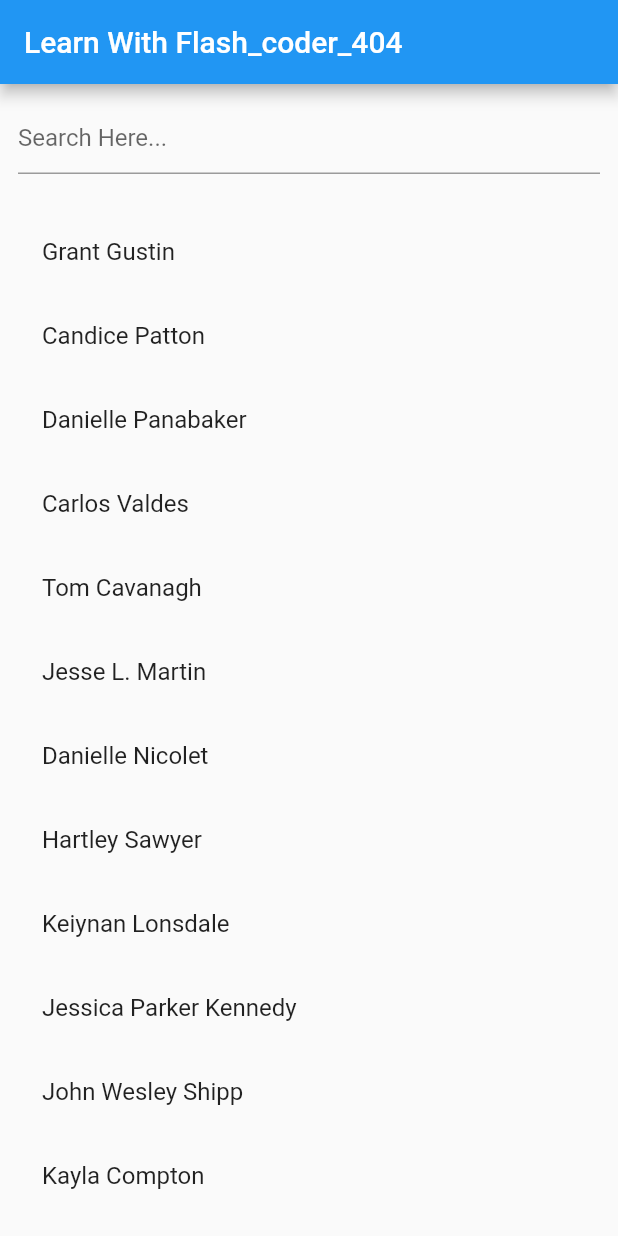
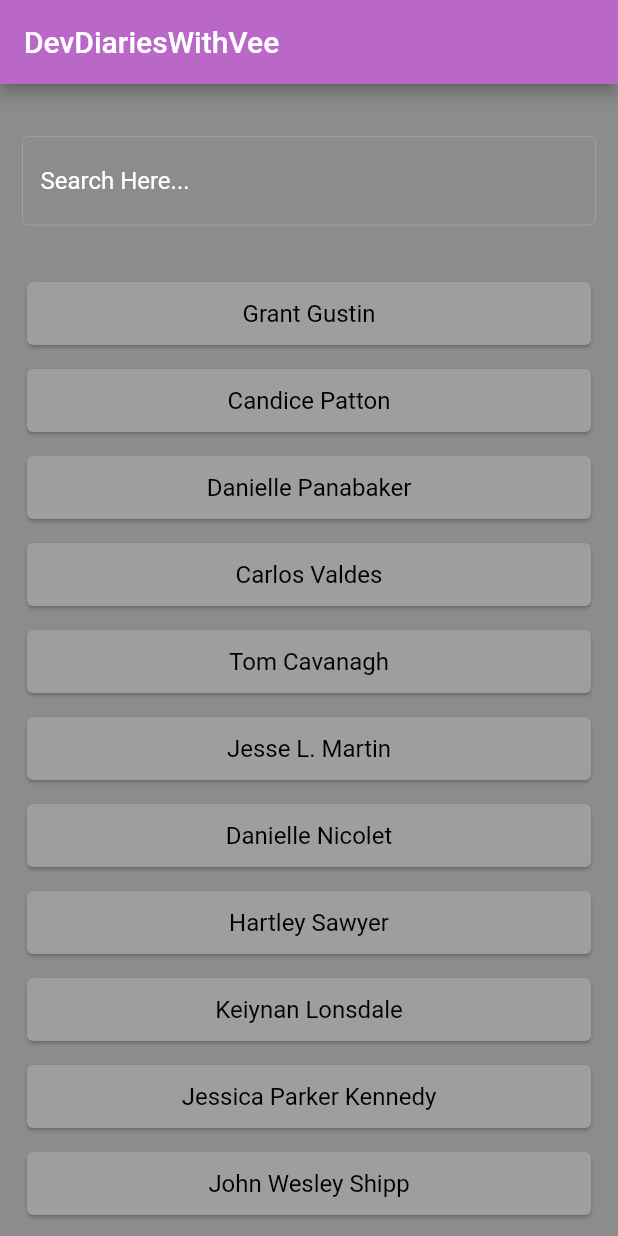
Before and after one commit to vaidehi2701/search_in_list, a Flutter app: the screen it shows after launch, on a phone screen of 412 x 824 dp. Run offline on Flutter 3.47's test engine with Material 2 defaults, Android fonts, the phone set to English and light mode, and no system bars.

Commit message:
Ui Updated

```diff
--- /dev/null
+++ b/lib/data.dart
@@ -0,0 +1,20 @@
+  List<String> characterList = [
+    "Grant Gustin",
+    "Candice Patton",
+    "Danielle Panabaker",
+    "Carlos Valdes",
+    "Tom Cavanagh",
+    "Jesse L. Martin",
+    "Danielle Nicolet",
+    "Hartley Sawyer",
+    "Keiynan Lonsdale",
+    "Jessica Parker Kennedy",
+    "John Wesley Shipp",
+    "Kayla Compton",
+    "Patrick Sabongui",
+    "Rick Cosnett",
+    "Wentworth Miller",
+    "Brandon McKnight",
+    "Stephen Amell",
+    "Emily Bett Rickards"
+  ];
--- a/lib/home_screen.dart
+++ b/lib/home_screen.dart
@@ -1,33 +1,15 @@
 import 'package:flutter/material.dart';
+import 'package:search_in_list/data.dart';
 
 class MyHomePage extends StatefulWidget {
+  const MyHomePage({Key? key}) : super(key: key);
+
   @override
   State<MyHomePage> createState() => _MyHomePageState();
 }
 
 class _MyHomePageState extends State<MyHomePage> {
   TextEditingController searchController = TextEditingController();
-
-  static List<String> characterList = [
-    "Grant Gustin",
-    "Candice Patton",
-    "Danielle Panabaker",
-    "Carlos Valdes",
-    "Tom Cavanagh",
-    "Jesse L. Martin",
-    "Danielle Nicolet",
-    "Hartley Sawyer",
-    "Keiynan Lonsdale",
-    "Jessica Parker Kennedy",
-    "John Wesley Shipp",
-    "Kayla Compton",
-    "Patrick Sabongui",
-    "Rick Cosnett",
-    "Wentworth Miller",
-    "Brandon McKnight",
-    "Stephen Amell",
-    "Emily Bett Rickards"
-  ];
 
   // Copy Main List into New List.
   List<String> newDataList = List.from(characterList);
@@ -42,36 +24,127 @@ class _MyHomePageState extends State<MyHomePage> {
 
   @override
   Widget build(BuildContext context) {
-    return MaterialApp(
-        home: Scaffold(
-           appBar: AppBar(title: const Text('Learn With Flash_coder_404')),
+    return Scaffold(
+      backgroundColor: Colors.black45,
+      appBar: AppBar(
+        title: const Text('DevDiariesWithVee'),
+        backgroundColor: Colors.purple[300],
+      ),
       body: Column(
         children: <Widget>[
+          const SizedBox(
+            height: 20,
+          ),
           Padding(
-                    padding: const EdgeInsets.all(12.0),
+            padding: const EdgeInsets.all(15.0),
             child: TextField(
               controller: searchController,
+              style: const TextStyle(color: Colors.white),
               decoration: const InputDecoration(
+                  enabledBorder: OutlineInputBorder(
+                    borderSide: BorderSide(color: Colors.grey, width: 0.0),
+                  ),
+                  focusedBorder: OutlineInputBorder(
+                    borderSide: BorderSide(color: Colors.grey, width: 0.0),
+                  ),
+                  border: OutlineInputBorder(
+                    borderSide: BorderSide(color: Colors.grey, width: 0.0),
+                  ),
                   hintText: 'Search Here...',
-                      ),
+                  hintStyle: TextStyle(color: Colors.white)),
               onChanged: onSearch,
             ),
           ),
+          const SizedBox(
+            height: 15,
+          ),
           Expanded(
-                    child: newDataList.length > 0?ListView(
-                      padding: const EdgeInsets.all(12.0),
-                      children: newDataList.map((data) {
-                        return ListTile(
-                          title: Text(data),
-                        );
-                      }).toList(),
-                    ):Padding(
-                      padding: const EdgeInsets.only(top:120.0),
-                      child: Text("No Data Found"),
+            child: newDataList.isNotEmpty
+                ? Padding(
+                    padding: const EdgeInsets.symmetric(horizontal: 10),
+                    child: ListView(
+                      children: List.generate(
+                        newDataList.length,
+                        (i) => AnimatedListItem(index: i, data: newDataList[i]),
+                      ),
+                    ),
+                  )
+                : Padding(
+                    padding: const EdgeInsets.only(top: 120.0),
+                    child: Row(
+                      mainAxisAlignment: MainAxisAlignment.center,
+                      children: const [
+                        Icon(
+                          Icons.face_retouching_natural_rounded,
+                          color: Colors.white,
+                        ),
+                        Text(
+                          "  No Data Found",
+                          style: TextStyle(color: Colors.white),
+                        ),
+                      ],
+                    ),
                   ),
           )
         ],
       ),
-    ));
+    );
   }
 }
+
+class AnimatedListItem extends StatefulWidget {
+  final int index;
+  final String data;
+  const AnimatedListItem({Key? key, required this.index, required this.data})
+      : super(key: key);
+
+  @override
+  State<AnimatedListItem> createState() => _AnimatedListItemState();
+}
+
+class _AnimatedListItemState extends State<AnimatedListItem> {
+  bool _animate = false;
+  static bool _isStart = true;
+
+  @override
+  void initState() {
+    super.initState();
+    if (_isStart) {
+      Future.delayed(Duration(milliseconds: widget.index * 300), () {
+        setState(() {
+          _animate = true;
+          _isStart = false;
+        });
+      });
+    } else {
+      _animate = true;
+    }
+  }
+
+  @override
+  Widget build(BuildContext context) {
+    return AnimatedOpacity(
+      duration: const Duration(milliseconds: 1000),
+      opacity: _animate ? 1 : 0,
+      curve: Curves.easeInOutQuart,
+      child: AnimatedPadding(
+        duration: const Duration(milliseconds: 1000),
+        padding: _animate
+            ? const EdgeInsets.all(4.0)
+            : const EdgeInsets.only(top: 10),
+        child: Container(
+          constraints: const BoxConstraints.expand(height: 50),
+          child: Card(
+            color: Colors.grey[500],
+            child: Center(
+              child: Text(
+                widget.data,
+                style: const TextStyle(color: Colors.black, fontSize: 16),
+              ),
+            ),
+          ),
+        ),
+      ),
+    );
+  }
+}
--- a/lib/main.dart
+++ b/lib/main.dart
@@ -13,11 +13,11 @@ class MyApp extends StatelessWidget {
   Widget build(BuildContext context) {
     return MaterialApp(
       title: 'Flutter Demo',
+      debugShowCheckedModeBanner: false,
       theme: ThemeData(
-
-        primarySwatch: Colors.blue,
+        primarySwatch: Colors.purple,
       ),
-      home:  MyHomePage(),
+      home: const MyHomePage(),
     );
   }
 }
```
Also changed, not shown: pubspec.lock, 11 other files. Lines whose indentation alone changed are shown as unchanged.
